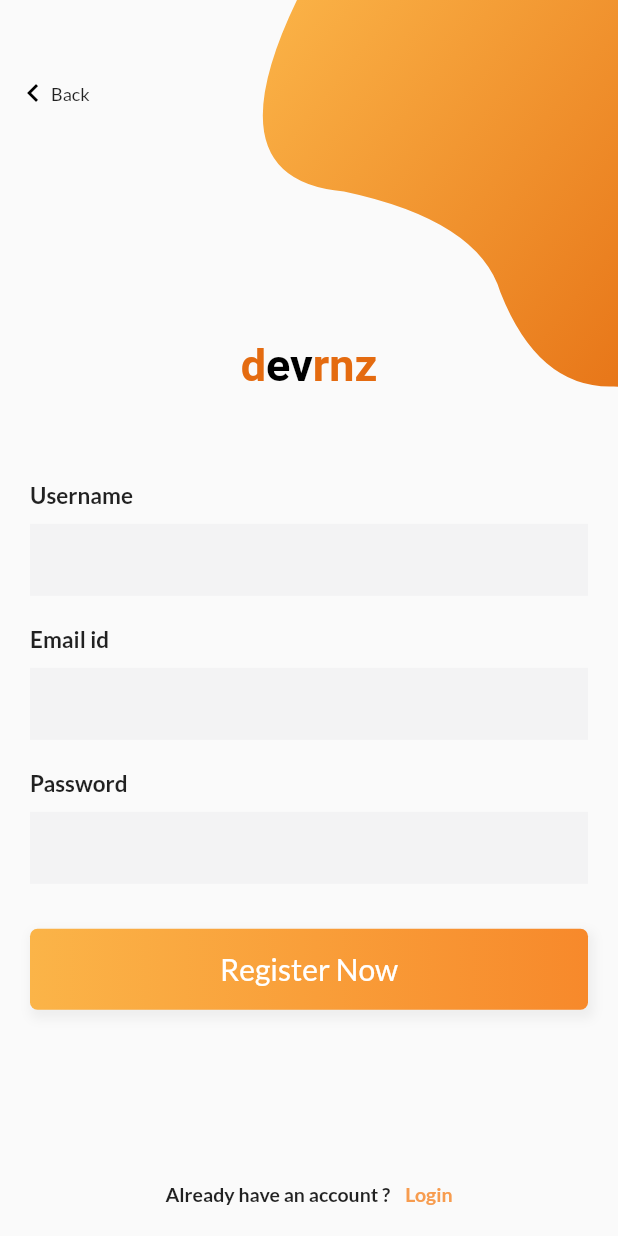
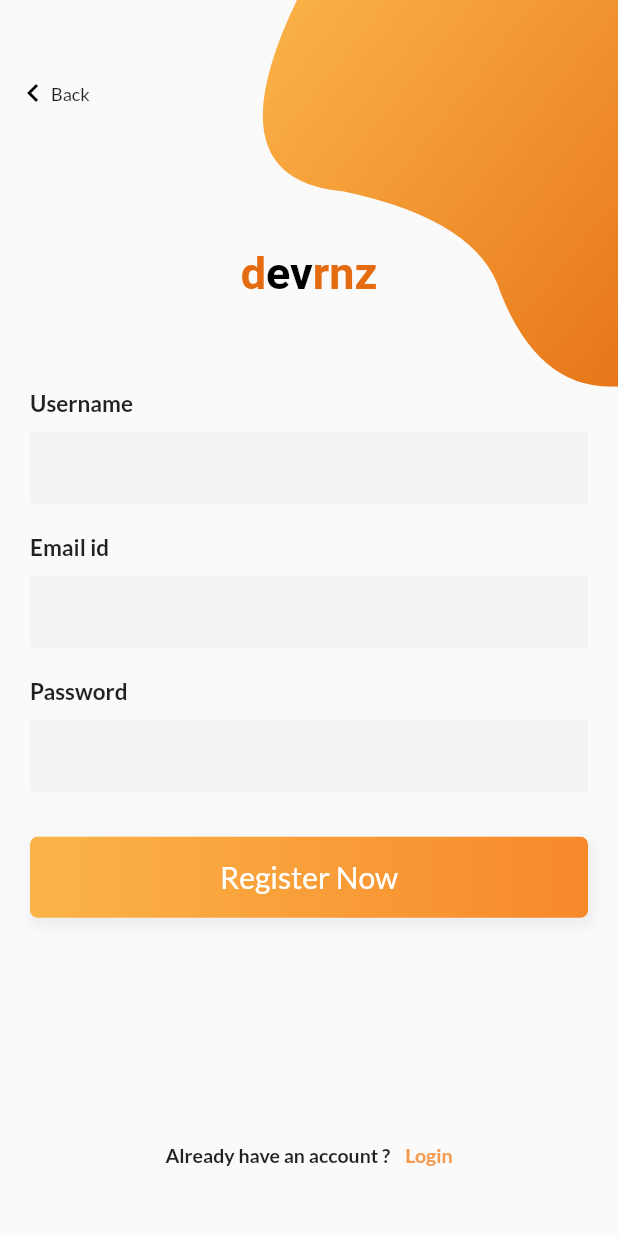
Before and after one commit to TheAlphamerc/flutter_login_signup, a Flutter app: the screen it shows after launch, after a tap on "Register now", on a phone screen of 412 x 824 dp. Run offline on Flutter 3.47's test engine with Material 2 defaults, Android fonts, the phone set to English and light mode, and no system bars; our stand-ins replace google_fonts.

Commit message:
:bug:(fix) scroll bug on screen rotate https://github.com/TheAlphamerc/flutter_login_signup/issues/2#issue-608513143

```diff
--- a/lib/main.dart
+++ b/lib/main.dart
@@ -15,7 +15,7 @@ class MyApp extends StatelessWidget {
       theme: ThemeData(
          primarySwatch: Colors.blue,
          textTheme:GoogleFonts.latoTextTheme(textTheme).copyWith(
-           body1: GoogleFonts.montserrat(textStyle: textTheme.body1),
+           bodyText1: GoogleFonts.montserrat(textStyle: textTheme.bodyText1),
          ),
       ),
       debugShowCheckedModeBanner: false,
--- a/lib/src/signup.dart
+++ b/lib/src/signup.dart
@@ -84,8 +84,14 @@ class _SignUpPageState extends State<SignUpPage> {
   }
 
   Widget _loginAccountLabel() {
-    return Container(
+    return InkWell(
+      onTap: () {
+        Navigator.push(
+            context, MaterialPageRoute(builder: (context) => LoginPage()));
+      },
+      child: Container(
         margin: EdgeInsets.symmetric(vertical: 20),
+        padding: EdgeInsets.all(15),
         alignment: Alignment.bottomCenter,
         child: Row(
           mainAxisAlignment: MainAxisAlignment.center,
@@ -97,20 +103,15 @@ class _SignUpPageState extends State<SignUpPage> {
             SizedBox(
               width: 10,
             ),
-          InkWell(
-            onTap: () {
-              Navigator.push(context,
-                  MaterialPageRoute(builder: (context) => LoginPage()));
-            },
-            child: Text(
+            Text(
               'Login',
               style: TextStyle(
                   color: Color(0xfff79c4f),
                   fontSize: 13,
                   fontWeight: FontWeight.w600),
             ),
-          )
           ],
+        ),
       ),
     );
   }
@@ -151,22 +152,25 @@ class _SignUpPageState extends State<SignUpPage> {
 
   @override
   Widget build(BuildContext context) {
+    final height = MediaQuery.of(context).size.height;
     return Scaffold(
-      body: SingleChildScrollView(
-        child:Container(
-          height: MediaQuery.of(context).size.height,
-          child:Stack(
+      body: Container(
+        height: height,
+        child: Stack(
           children: <Widget>[
+            Positioned(
+              top: -MediaQuery.of(context).size.height * .15,
+              right: -MediaQuery.of(context).size.width * .4,
+              child: BezierContainer(),
+            ),
             Container(
               padding: EdgeInsets.symmetric(horizontal: 20),
+              child: SingleChildScrollView(
                 child: Column(
                   crossAxisAlignment: CrossAxisAlignment.center,
                   mainAxisAlignment: MainAxisAlignment.center,
                   children: <Widget>[
-                    Expanded(
-                      flex: 3,
-                      child: SizedBox(),
-                    ),
+                    SizedBox(height: height * .2),
                     _title(),
                     SizedBox(
                       height: 50,
@@ -176,26 +180,16 @@ class _SignUpPageState extends State<SignUpPage> {
                       height: 20,
                     ),
                     _submitButton(),
-                    Expanded(
-                      flex: 2,
-                      child: SizedBox(),
-                    )
+                    SizedBox(height: height * .14),
+                    _loginAccountLabel(),
                   ],
                 ),
               ),
-              Align(
-                alignment: Alignment.bottomCenter,
-                child: _loginAccountLabel(),
             ),
             Positioned(top: 40, left: 0, child: _backButton()),
-              Positioned(
-                  top: -MediaQuery.of(context).size.height * .15,
-                  right: -MediaQuery.of(context).size.width * .4,
-                  child: BezierContainer())
           ],
         ),
-        )
-      )
+      ),
     );
   }
 }
```
Also changed, not shown: lib/src/loginPage.dart (+25 -37 lines), pubspec.lock. Lines whose indentation alone changed are shown as unchanged.
